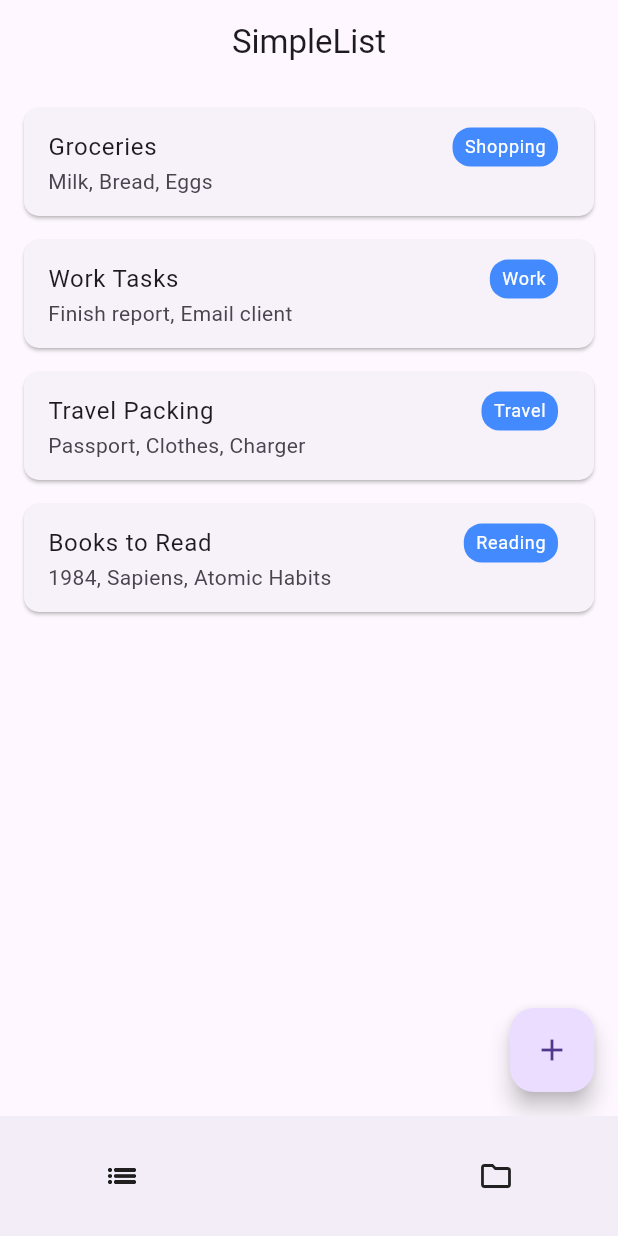
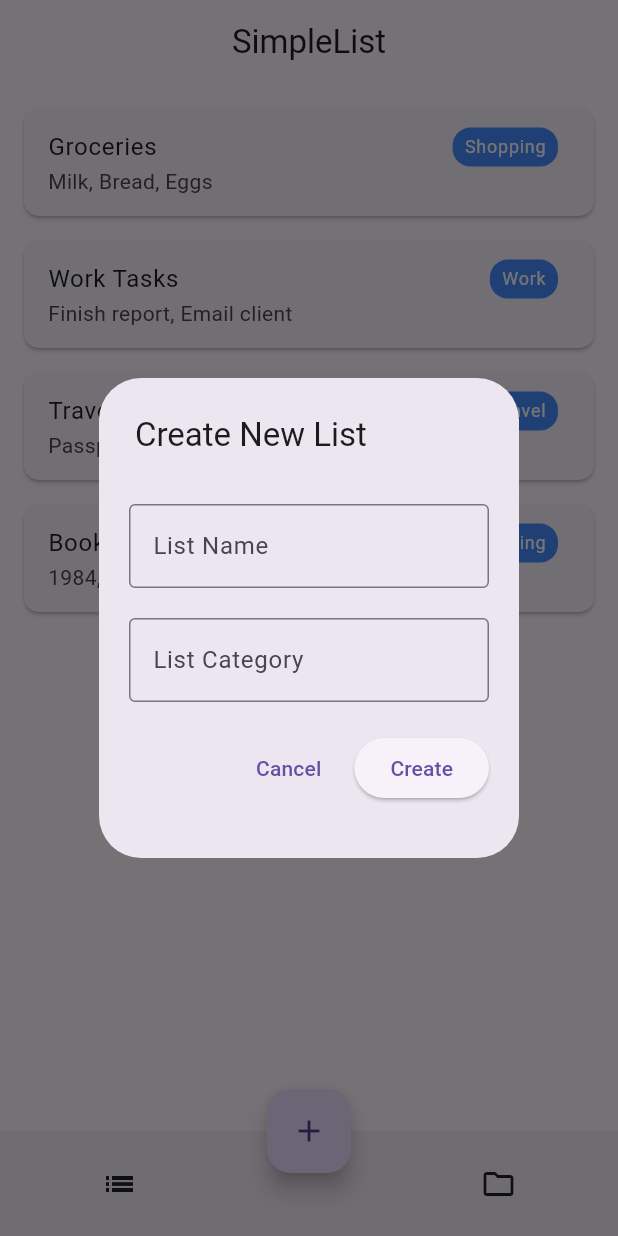
Before and after one commit to tbhawsar/SimpleList, a Flutter app: the screen it shows after launch, after a tap on the "add" icon, on a phone screen of 412 x 824 dp. Run offline on Flutter 3.47's test engine with Material 3 defaults, Android fonts, the phone set to English and light mode, and no system bars; our stand-ins replace auto_size_text, lottie, shared_preferences.

Commit message:
final updates before temporarily closing off

```diff
--- a/lib/data/constants.dart
+++ b/lib/data/constants.dart
@@ -22,3 +22,10 @@
 //   static const String containerTitle4 = 'Title 4';
 //   static const String containerTitle5 = 'Title 5';
 // }
+
+class KNavbarBtnSize {
+  static const double smallButtonSize = 50.0;
+  }
+class KNavbarSize {
+  static const double height = 70.0;
+  }
--- /dev/null
+++ b/lib/views/pages/list_detail_page.dart
@@ -0,0 +1,17 @@
+import 'package:flutter/material.dart';
+
+class ListDetailPage extends StatelessWidget {
+  const ListDetailPage({super.key});
+
+  @override
+  Widget build(BuildContext context) {
+    return SingleChildScrollView(
+      child: Padding(
+        padding: const EdgeInsets.all(16.0),
+        child: Column(
+          children: [],
+        ),
+      ),
+    );
+  }
+}
--- a/lib/views/pages/list_page.dart
+++ b/lib/views/pages/list_page.dart
@@ -7,8 +7,7 @@
 
   @override
   Widget build(BuildContext context) {
-    return Scaffold(
-        body: SingleChildScrollView(
+    return SingleChildScrollView(
       child: Padding(
         padding: const EdgeInsets.all(16.0),
         child: Column(
@@ -24,14 +23,6 @@
           ).toList(),
         ),
       ),
-    ),
-    floatingActionButton: FloatingActionButton(
-      onPressed: () {
-        // Navigate to add new list page (to be implemented)
-      },
-      child: const Icon(Icons.add),
-      tooltip: 'Add New List',
-    ),
     );
   }
 }
--- a/lib/views/widget_tree.dart
+++ b/lib/views/widget_tree.dart
@@ -2,6 +2,7 @@
 import 'package:simple_list/data/notifiers.dart';
 import 'package:simple_list/views/pages/categories_page.dart';
 import 'package:simple_list/views/pages/list_page.dart';
+import 'package:simple_list/views/widgets/create_list_widget.dart';
 import 'package:simple_list/views/widgets/navbar_widget.dart';
 
 List<Widget> pages = [
@@ -17,8 +18,7 @@
     return Scaffold(
       appBar: AppBar(
         title: Text('SimpleList'),
-        actions: [
-        ],
+        actions: [],
         centerTitle: true,
       ),
       body: ValueListenableBuilder(
@@ -28,6 +28,26 @@
         },
       ),
       bottomNavigationBar: NavbarWidget(),
+      floatingActionButton: FloatingActionButton(
+        onPressed: () {
+          _showCreateList(context); // Change to dynamic page based on context
+        },
+        tooltip:
+            'Add New List', //need to change to be dynamic with list or category options
+        child: const Icon(Icons.add),
+      ),
+      floatingActionButtonLocation: FloatingActionButtonLocation.centerDocked,
     );
   }
+
+  _showCreateList(BuildContext context) {
+    return showDialog(builder: (BuildContext context) {
+      return SimpleDialog(
+        title: const Text('Create New List'),
+        children: [
+          CreateListWidget(), // The widget to show in the bottom sheet
+        ],
+      );
+    }, context: context);
+  }
 }
--- /dev/null
+++ b/lib/views/widgets/create_list_widget.dart
@@ -0,0 +1,61 @@
+import 'package:flutter/material.dart';
+
+class CreateListWidget extends StatefulWidget {
+  const CreateListWidget({super.key});
+
+  @override
+  State<CreateListWidget> createState() => _CreateListWidgetState();
+}
+
+class _CreateListWidgetState extends State<CreateListWidget> {
+  @override
+  Widget build(BuildContext context) {
+    return Container(
+      // You can specify a height or let the content dictate it
+
+      // color: Colors.white, // Optional: Set a background color if not using Material's default
+      padding: const EdgeInsets.all(20.0),
+      child: Column(
+        mainAxisSize:
+            MainAxisSize.min, // Make column only as tall as its children
+        children: <Widget>[
+          const TextField(
+            decoration: InputDecoration(
+              labelText: 'List Name',
+              border: OutlineInputBorder(),
+            ),
+          ),
+          const SizedBox(height: 20),
+          const TextField(
+            decoration: InputDecoration(
+              labelText: 'List Category',
+              hintText: 'e.g., Groceries, To-Do',
+              border: OutlineInputBorder(),
+            ),
+          ),
+          const SizedBox(height: 20),
+          Row(
+            mainAxisAlignment: MainAxisAlignment.end,
+            children: [
+              TextButton(
+                onPressed: () {
+                  Navigator.pop(context); // Dismiss the bottom sheet
+                },
+                child: const Text('Cancel'),
+              ),
+              const SizedBox(width: 10),
+              ElevatedButton(
+                onPressed: () {
+                  // Implement your logic to create the list here
+                  print('Create List button pressed!');
+                  Navigator.pop(context); // Dismiss after action
+                },
+                child: const Text('Create'),
+              ),
+            ],
+          ),
+        ],
+      ),
+    );
+  }
+}
--- a/lib/views/widgets/navbar_widget.dart
+++ b/lib/views/widgets/navbar_widget.dart
@@ -1,5 +1,6 @@
 import 'package:flutter/material.dart';
 import 'package:simple_list/data/notifiers.dart';
+import 'package:simple_list/data/constants.dart';
 
 class NavbarWidget extends StatelessWidget {
   const NavbarWidget({super.key});
@@ -10,18 +11,15 @@
       valueListenable: selectedPageNotifier,
       builder: (context, selectedPage, child) {
         return BottomAppBar(
-          shape: const CircularNotchedRectangle(),
-          notchMargin: 8.0,
-          child: SizedBox(
-            height: 60.0,
+          height: KNavbarSize.height,
           child: Row(
             mainAxisAlignment: MainAxisAlignment.spaceAround,
             children: [
               InkWell(
-                  borderRadius: BorderRadius.circular(40.0),
+                borderRadius: BorderRadius.circular(10.0),
                 child: SizedBox(
-                    width: 60.0,
-                    height: 60.0,
+                  width: KNavbarBtnSize.smallButtonSize,
+                  height: KNavbarBtnSize.smallButtonSize,
                   child: Icon(Icons.list_outlined)
                   ),
                 onTap: () {
@@ -32,8 +30,8 @@
               InkWell(
                 borderRadius: BorderRadius.circular(10.0),
                 child: SizedBox(
-                    width: 60.0,
-                    height: 60.0,
+                  width: KNavbarBtnSize.smallButtonSize,
+                  height: KNavbarBtnSize.smallButtonSize,
                   child: Icon(Icons.folder_outlined)
                   ),
                 onTap: () {
@@ -42,7 +40,6 @@
               ),
             ],
           ),
-          ),
         );
       },
     );
```
Lines whose indentation alone changed are shown as unchanged.
